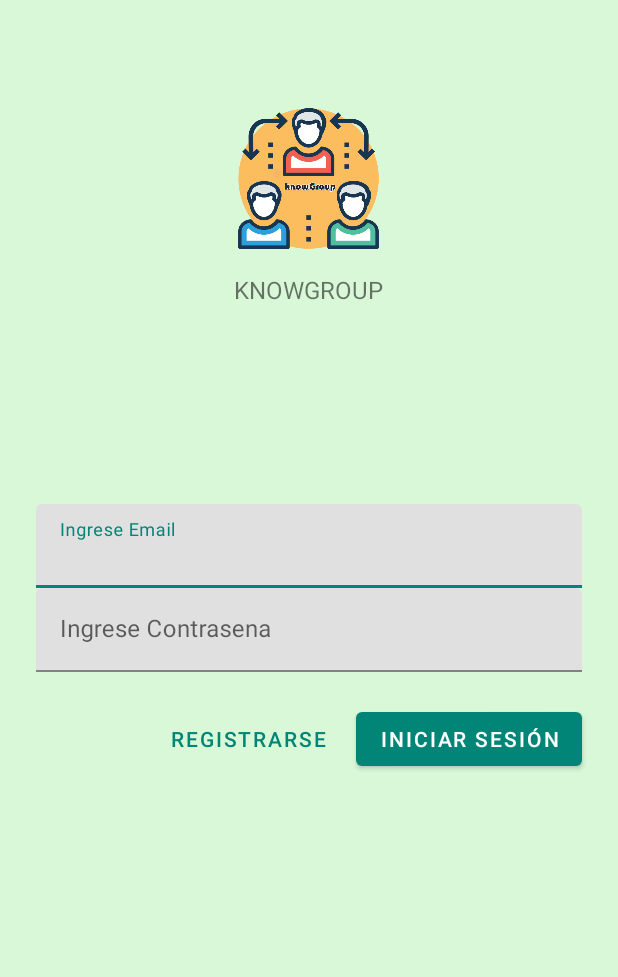
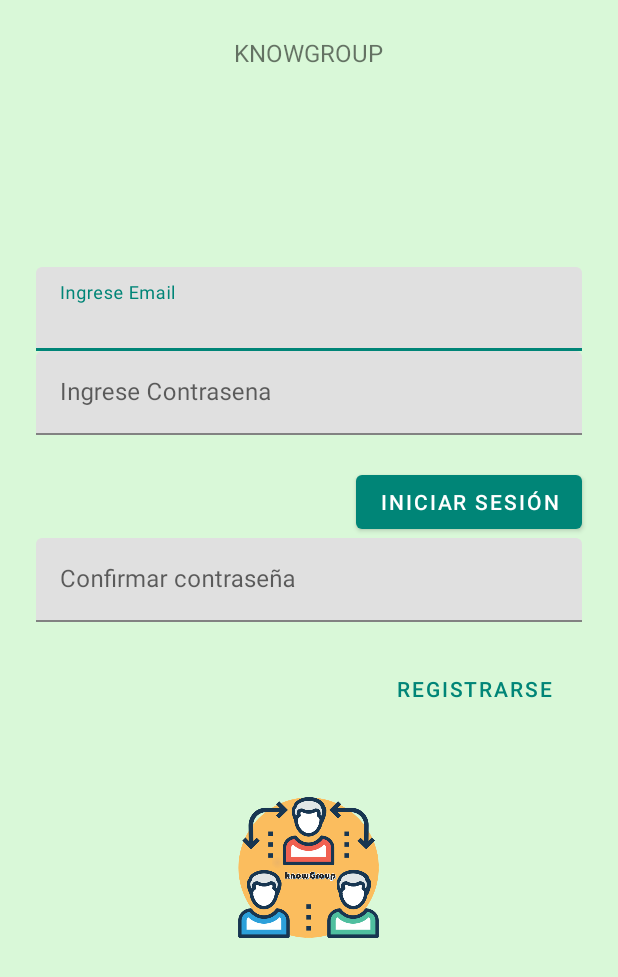
Before and after one commit to Rosi2/knowgroup, an Android app: the screen it shows after launch (MainActivity), on a phone screen of 412 x 824 dp. Shown: the top 977 px of the screen. Run offline under Robolectric (Android 15) with nearby library versions, the phone set to English and light mode, and no system bars; our stand-ins replace Firebase (no records; nobody signed in at launch, a user with empty details on screens opened directly).

Commit message:
Arreglos en el login

```diff
--- a/app/src/main/java/com/example/hphp/knowgroup/MainActivity.java
+++ b/app/src/main/java/com/example/hphp/knowgroup/MainActivity.java
@@ -33,6 +33,7 @@ public class MainActivity extends AppCompatActivity implements View.OnClickListe
     //defining view objects
     private EditText TextEmail;
     private EditText TextPassword;
+    private EditText TextPassConfirm;
     private Button btnRegistrar, btnLogin;
     private ProgressDialog progressDialog;
 
@@ -51,6 +52,7 @@ public class MainActivity extends AppCompatActivity implements View.OnClickListe
         //Referenciamos los views
         TextEmail = (EditText) findViewById(R.id.email);
         TextPassword = (EditText) findViewById(R.id.contrasena);
+        TextPassConfirm = (EditText) findViewById(R.id.cont_confirm);
 
         btnRegistrar = (Button) findViewById(R.id.registro);
         btnLogin= (Button) findViewById(R.id.login);
@@ -67,6 +69,7 @@ public class MainActivity extends AppCompatActivity implements View.OnClickListe
         //Obtenemos el email y la contraseña desde las cajas de texto
         String email = TextEmail.getText().toString().trim();
         String password  = TextPassword.getText().toString().trim();
+        String passConfirm = TextPassConfirm.getText().toString().trim();
 
         //Verificamos que las cajas de texto no esten vacías
         if(TextUtils.isEmpty(email)){
@@ -76,6 +79,16 @@ public class MainActivity extends AppCompatActivity implements View.OnClickListe
 
         if(TextUtils.isEmpty(password)){
             Toast.makeText(this,"Falta ingresar la contraseña",Toast.LENGTH_LONG).show();
+            return;
+        }
+
+        if(TextUtils.isEmpty(passConfirm)){
+            Toast.makeText(this,"Falta confirmar la contraseña",Toast.LENGTH_LONG).show();
+            return;
+        }
+
+        if(!passConfirm.equals(password)){
+            Toast.makeText(this,"Contraseñas no coinciden",Toast.LENGTH_LONG).show();
             return;
         }
 
--- a/app/src/main/res/layout/activity_main.xml
+++ b/app/src/main/res/layout/activity_main.xml
@@ -17,15 +17,6 @@
         android:padding="24dp"
         android:paddingTop="16dp">
 
-        <ImageView
-            android:layout_width="119dp"
-            android:layout_height="94dp"
-            android:layout_gravity="center_horizontal"
-            android:layout_marginBottom="16dp"
-            android:layout_marginTop="48dp"
-            app:srcCompat="@drawable/logo"
-            tools:ignore="VectorDrawableCompat" />
-
         <TextView
             android:layout_width="wrap_content"
             android:layout_height="wrap_content"
@@ -44,7 +35,7 @@
             <android.support.design.widget.TextInputEditText
                 android:id="@+id/email"
                 android:layout_width="match_parent"
-                android:layout_height="wrap_content"
+                android:layout_height="match_parent"
                 android:inputType="textEmailAddress"
                 android:maxLines="1" />
         </android.support.design.widget.TextInputLayout>
@@ -74,17 +65,48 @@
                 android:layout_alignParentRight="true"
                 android:text= "@string/login" />
 
+        </RelativeLayout>
+
+        <android.support.design.widget.TextInputLayout
+            android:id="@+id/conConfirmG"
+            android:layout_width="match_parent"
+            android:layout_height="wrap_content"
+            android:hint="Confirmar contraseña"
+            app:errorEnabled="true">
+
+            <android.support.design.widget.TextInputEditText
+                android:id="@+id/cont_confirm"
+                android:layout_width="match_parent"
+                android:layout_height="wrap_content"
+                android:inputType="textPassword" />
+        </android.support.design.widget.TextInputLayout>
+
+        <RelativeLayout
+            android:layout_width="match_parent"
+            android:layout_height="wrap_content">
+
             <android.support.design.button.MaterialButton
                 android:id="@+id/registro"
                 style="@style/Widget.MaterialComponents.Button.TextButton"
                 android:layout_width="wrap_content"
                 android:layout_height="wrap_content"
+                android:layout_alignParentEnd="true"
+                android:layout_alignParentRight="true"
                 android:layout_marginEnd="12dp"
                 android:layout_marginRight="12dp"
-                android:layout_toStartOf="@id/login"
-                android:layout_toLeftOf="@id/login"
                 android:text="@string/registro"/>
 
         </RelativeLayout>
+
+
+        <ImageView
+            android:layout_width="119dp"
+            android:layout_height="94dp"
+            android:layout_gravity="center_horizontal"
+            android:layout_marginBottom="16dp"
+            android:layout_marginTop="48dp"
+            app:srcCompat="@drawable/logo"
+            tools:ignore="VectorDrawableCompat" />
+
     </LinearLayout>
 </ScrollView>
```
